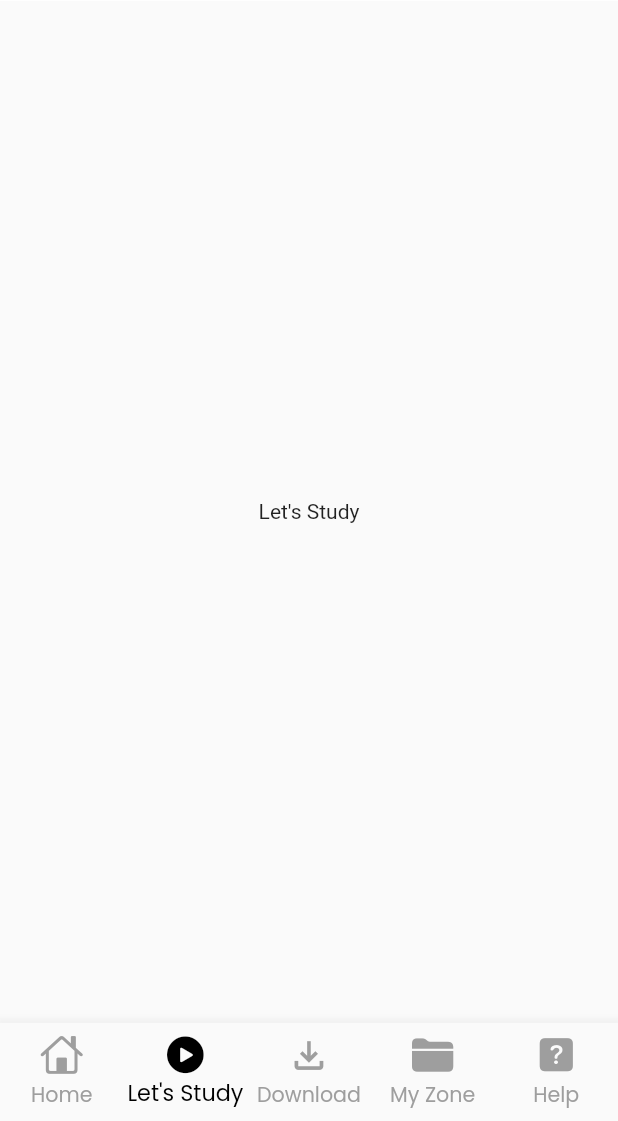
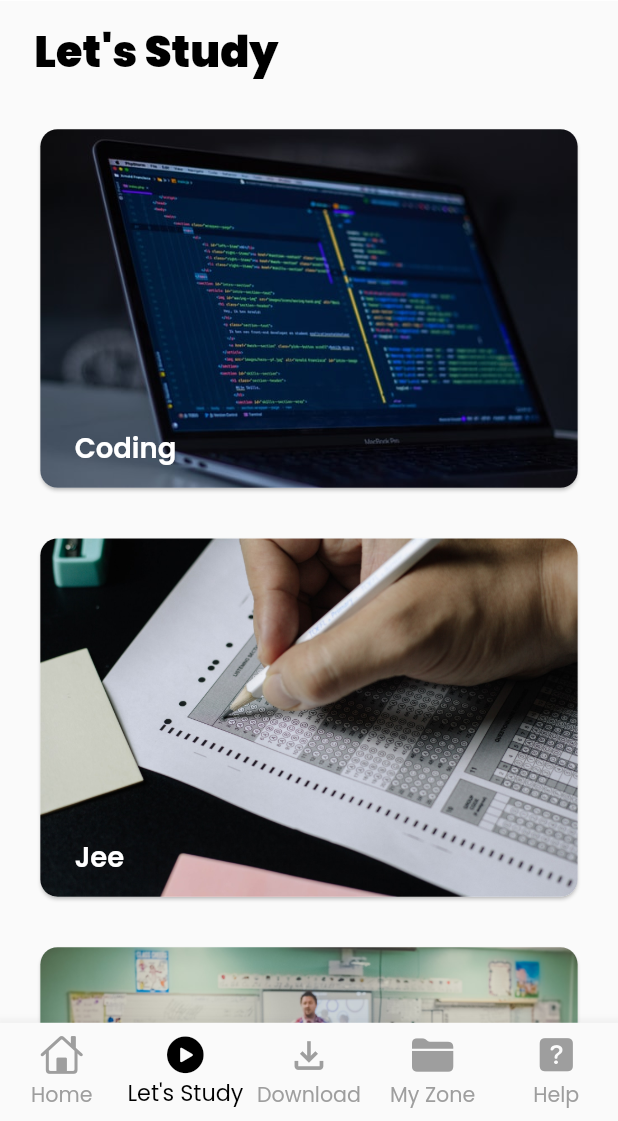
Before and after one commit to ayush-mahawar26/ApniKaksha_Clone_Firebase, a Flutter app: the screen it shows once a user with an empty profile is signed in, item 2 of the bottom bar chosen, on a phone screen of 412 x 824 dp, the part 115-1236 px from its top. Run offline on Flutter 3.47's test engine with Material 2 defaults, Android fonts, the light colour scheme and no system bars; our stand-ins replace device_preview, firebase_auth, firebase_core, flutter_screenutil, fluttertoast, google_fonts and 1 more; accounts and stored records are empty.

Commit message:
let'Study Screen done

```diff
--- a/lib/Screens/MainScreen/Widget/BottomAppBar Screen/let_study.dart
+++ b/lib/Screens/MainScreen/Widget/BottomAppBar Screen/let_study.dart
@@ -1,6 +1,8 @@
-// ignore_for_file: prefer_const_constructors
+// ignore_for_file: prefer_const_constructors, prefer_const_literals_to_create_immutables
 
 import 'package:flutter/material.dart';
+import 'package:flutter_screenutil/flutter_screenutil.dart';
+import 'package:google_fonts/google_fonts.dart';
 
 class LetStudy extends StatefulWidget {
   const LetStudy({Key? key}) : super(key: key);
@@ -10,10 +12,69 @@ class LetStudy extends StatefulWidget {
 }
 
 class _LetStudyState extends State<LetStudy> {
+  var poppins = GoogleFonts.poppins().fontFamily;
+
   @override
   Widget build(BuildContext context) {
-    return Center(
-      child: Text("Let's Study"),
+    return SingleChildScrollView(
+      child: Padding(
+        padding: EdgeInsets.symmetric(vertical: 10.h, horizontal: 20.w),
+        child: Column(
+          crossAxisAlignment: CrossAxisAlignment.start,
+          children: [
+            Text(
+              "Let's Study",
+              style: TextStyle(
+                  color: Colors.black,
+                  fontSize: 25.sp,
+                  fontWeight: FontWeight.w900,
+                  fontFamily: poppins),
+            ),
+            SizedBox(
+              height: 10.h,
+            ),
+            cardTopic("Coding", "assets/code.jpg", context),
+            cardTopic("Jee", "assets/jee.jpg", context),
+            cardTopic("Boards XII", "assets/boards.jpg", context),
+          ],
+        ),
+      ),
     );
   }
 }
+
+Widget cardTopic(String title, String imagePath, BuildContext context) {
+  return Padding(
+    padding: EdgeInsets.symmetric(vertical: 10.h),
+    child: InkWell(
+      onTap: () {
+        print(title);
+      },
+      child: SizedBox(
+        width: MediaQuery.of(context).size.width.w,
+        child: Card(
+          shape: RoundedRectangleBorder(
+              borderRadius: BorderRadius.all(Radius.circular(10.r))),
+          clipBehavior: Clip.antiAlias,
+          child: Stack(alignment: Alignment.bottomLeft, children: [
+            Image(
+              image: AssetImage(imagePath),
+              fit: BoxFit.cover,
+            ),
+            Padding(
+              padding: EdgeInsets.symmetric(vertical: 10.h, horizontal: 20.w),
+              child: Text(
+                title,
+                style: TextStyle(
+                    color: Colors.white,
+                    fontSize: 16.sp,
+                    fontFamily: GoogleFonts.poppins().fontFamily,
+                    fontWeight: FontWeight.w600),
+              ),
+            )
+          ]),
+        ),
+      ),
+    ),
+  );
+}
```
Also changed, not shown: assets/boards.jpg (added), assets/code.jpg (added), assets/jee.jpg (added), lib/Screens/MainScreen/Widget/LetsStudy/coding.dart (added).
